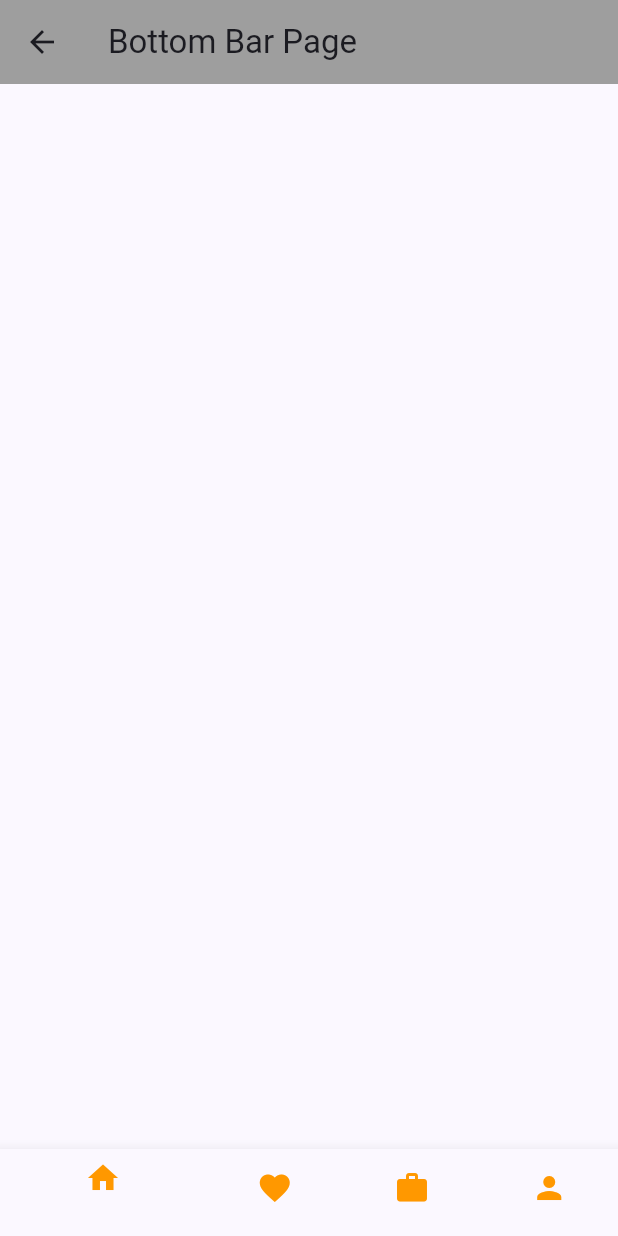
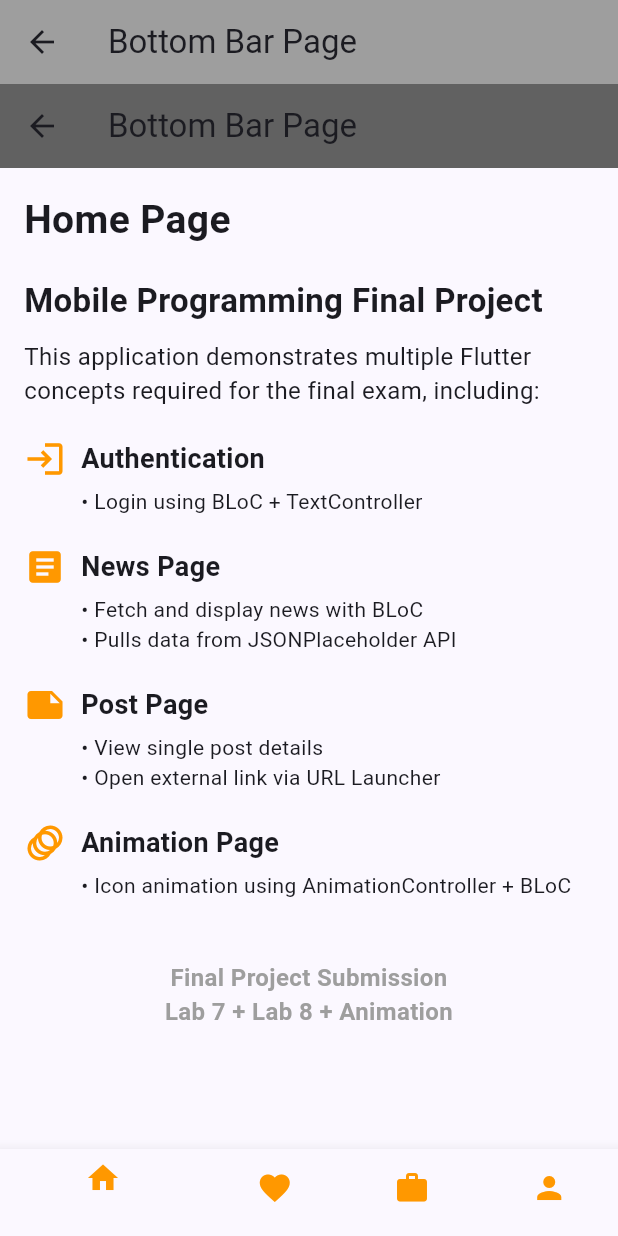
Before and after one commit to Liapp009/lab_9, a Flutter app: the BottomBarPage screen opened directly, on a phone screen of 412 x 824 dp. Run offline on Flutter 3.47's test engine with Material 3 defaults, Android fonts, the phone set to English and light mode, and no system bars; our stand-ins replace bloc, dio, easy_localization, equatable, flutter_bloc, retrofit; generated files the repository leaves out were written again; network calls fail.

Commit message:
Fix localization and update home page

```diff
--- a/lib/home/pages/home_page.dart
+++ b/lib/home/pages/home_page.dart
@@ -1,15 +1,120 @@
 import 'package:flutter/material.dart';
 
-class HomePage extends StatefulWidget {
+class HomeRepository {}
+
+class HomePage extends StatelessWidget {
   const HomePage({super.key});
 
   @override
-  State<HomePage> createState() => _HomePageState();
-}
-
-class _HomePageState extends State<HomePage> {
-  @override
   Widget build(BuildContext context) {
-    return Container();
+    return Scaffold(
+      appBar: AppBar(
+        title: const Text("Bottom Bar Page"),
+        backgroundColor: Colors.grey.shade700,
+      ),
+      body: SingleChildScrollView(
+        padding: const EdgeInsets.all(16),
+        child: Column(
+          crossAxisAlignment: CrossAxisAlignment.start,
+          children: [
+            const Text(
+              "Home Page",
+              style: TextStyle(
+                fontSize: 26,
+                fontWeight: FontWeight.bold,
+              ),
+            ),
+            const SizedBox(height: 20),
+            const Text(
+              "Mobile Programming Final Project",
+              style: TextStyle(
+                fontSize: 22,
+                fontWeight: FontWeight.bold,
+              ),
+            ),
+            const SizedBox(height: 10),
+            const Text(
+              "This application demonstrates multiple Flutter concepts required "
+              "for the final exam, including:",
+              style: TextStyle(fontSize: 16),
+            ),
+            const SizedBox(height: 20),
+            Row(
+              children: const [
+                Icon(Icons.login, color: Colors.orange, size: 28),
+                SizedBox(width: 10),
+                Text(
+                  "Authentication",
+                  style: TextStyle(fontSize: 18, fontWeight: FontWeight.bold),
+                ),
+              ],
+            ),
+            const Padding(
+              padding: EdgeInsets.only(left: 38.0, top: 4),
+              child: Text("• Login using BLoC + TextController"),
+            ),
+            const SizedBox(height: 20),
+            Row(
+              children: const [
+                Icon(Icons.article, color: Colors.orange, size: 28),
+                SizedBox(width: 10),
+                Text(
+                  "News Page",
+                  style: TextStyle(fontSize: 18, fontWeight: FontWeight.bold),
+                ),
+              ],
+            ),
+            const Padding(
+              padding: EdgeInsets.only(left: 38.0, top: 4),
+              child: Text(
+                  "• Fetch and display news with BLoC\n• Pulls data from JSONPlaceholder API"),
+            ),
+            const SizedBox(height: 20),
+            Row(
+              children: const [
+                Icon(Icons.note, color: Colors.orange, size: 28),
+                SizedBox(width: 10),
+                Text(
+                  "Post Page",
+                  style: TextStyle(fontSize: 18, fontWeight: FontWeight.bold),
+                ),
+              ],
+            ),
+            const Padding(
+              padding: EdgeInsets.only(left: 38.0, top: 4),
+              child: Text(
+                  "• View single post details\n• Open external link via URL Launcher"),
+            ),
+            const SizedBox(height: 20),
+            Row(
+              children: const [
+                Icon(Icons.animation, color: Colors.orange, size: 28),
+                SizedBox(width: 10),
+                Text(
+                  "Animation Page",
+                  style: TextStyle(fontSize: 18, fontWeight: FontWeight.bold),
+                ),
+              ],
+            ),
+            const Padding(
+              padding: EdgeInsets.only(left: 38.0, top: 4),
+              child: Text("• Icon animation using AnimationController + BLoC"),
+            ),
+            const SizedBox(height: 40),
+            const Center(
+              child: Text(
+                "Final Project Submission\nLab 7 + Lab 8 + Animation",
+                textAlign: TextAlign.center,
+                style: TextStyle(
+                  fontSize: 16,
+                  fontWeight: FontWeight.w600,
+                  color: Colors.grey,
+                ),
+              ),
+            ),
+          ],
+        ),
+      ),
+    );
   }
 }
--- a/lib/post/bloc/post_bloc.dart
+++ b/lib/post/bloc/post_bloc.dart
@@ -1,9 +1,7 @@
 import 'package:flutter_bloc/flutter_bloc.dart';
-import 'package:equatable/equatable.dart';
 import '../repository/post_repository.dart';
-
-part 'post_event.dart';
-part 'post_state.dart';
+import 'post_event.dart';
+import 'post_state.dart';
 
 class PostBloc extends Bloc<PostEvent, PostState> {
   final PostRepository repository;
--- a/lib/post/bloc/post_event.dart
+++ b/lib/post/bloc/post_event.dart
@@ -1,8 +1,3 @@
-part of 'post_bloc.dart';
-
-class PostEvent extends Equatable {
-  @override
-  List<Object?> get props => [];
-}
+abstract class PostEvent {}
 
 class LoadPostEvent extends PostEvent {}
--- a/lib/post/bloc/post_state.dart
+++ b/lib/post/bloc/post_state.dart
@@ -1,34 +1,17 @@
-part of 'post_bloc.dart';
+abstract class PostState {}
 
-abstract class PostState extends Equatable {
-  const PostState();
+class PostInitial extends PostState {}
 
-  @override
-  List<Object?> get props => [];
-}
-
-class PostInitial extends PostState {
-  const PostInitial();
-}
-
-class PostLoading extends PostState {
-  const PostLoading();
-}
+class PostLoading extends PostState {}
 
 class PostLoaded extends PostState {
-  final Map<String, dynamic> post;
+  final Map post;
 
-  const PostLoaded(this.post);
-
-  @override
-  List<Object?> get props => [post];
+  PostLoaded(this.post);
 }
 
 class PostError extends PostState {
   final String message;
 
-  const PostError(this.message);
-
-  @override
-  List<Object?> get props => [message];
+  PostError(this.message);
 }
--- a/lib/post/pages/post_page.dart
+++ b/lib/post/pages/post_page.dart
@@ -1,23 +1,85 @@
 import 'package:flutter/material.dart';
 import 'package:flutter_bloc/flutter_bloc.dart';
+import 'package:url_launcher/url_launcher.dart';
 
 import '../bloc/post_bloc.dart';
+import '../bloc/post_event.dart';
+import '../bloc/post_state.dart';
 
-class PostPage extends StatelessWidget {
+class PostPage extends StatefulWidget {
   const PostPage({super.key});
+
+  @override
+  State<PostPage> createState() => _PostPageState();
+}
+
+class _PostPageState extends State<PostPage>
+    with SingleTickerProviderStateMixin {
+  late AnimationController _controller;
+  late Animation<double> _fade;
+
+  @override
+  void initState() {
+    super.initState();
+
+    context.read<PostBloc>().add(LoadPostEvent());
+
+    _controller = AnimationController(
+      vsync: this,
+      duration: const Duration(milliseconds: 600),
+    );
+
+    _fade = CurvedAnimation(parent: _controller, curve: Curves.easeIn);
+  }
 
   @override
   Widget build(BuildContext context) {
     return Scaffold(
-      appBar: AppBar(title: const Text('Post Page')),
+      appBar: AppBar(title: const Text("Post Page")),
       body: BlocBuilder<PostBloc, PostState>(
         builder: (context, state) {
           if (state is PostLoading) {
             return const Center(child: CircularProgressIndicator());
           } else if (state is PostLoaded) {
-            return Padding(
-              padding: const EdgeInsets.all(16),
-              child: Text(state.post.toString()),
+            _controller.forward();
+
+            final post = state.post;
+
+            return FadeTransition(
+              opacity: _fade,
+              child: Padding(
+                padding: const EdgeInsets.all(16.0),
+                child: Card(
+                  elevation: 3,
+                  child: Padding(
+                    padding: const EdgeInsets.all(20),
+                    child: Column(
+                      crossAxisAlignment: CrossAxisAlignment.start,
+                      children: [
+                        Text(post['title'],
+                            style: const TextStyle(
+                                fontSize: 20, fontWeight: FontWeight.bold)),
+                        const SizedBox(height: 10),
+                        Text(post['body'],
+                            style: const TextStyle(fontSize: 16)),
+                        const SizedBox(height: 20),
+                        ElevatedButton(
+                          onPressed: () async {
+                            final url = Uri.parse(
+                                'https://jsonplaceholder.typicode.com/posts/1');
+
+                            if (await canLaunchUrl(url)) {
+                              launchUrl(url,
+                                  mode: LaunchMode.externalApplication);
+                            }
+                          },
+                          child: const Text("Open Post Link"),
+                        ),
+                      ],
+                    ),
+                  ),
+                ),
+              ),
             );
           } else if (state is PostError) {
             return Center(child: Text("Error: ${state.message}"));
--- a/lib/post/repository/post_repository.dart
+++ b/lib/post/repository/post_repository.dart
@@ -1,16 +1,12 @@
-import 'dart:convert';
-import 'package:http/http.dart' as http;
+import 'package:dio/dio.dart';
 
 class PostRepository {
-  final String _url = "https://jsonplaceholder.typicode.com/posts/1";
+  final Dio _dio = Dio();
 
   Future<Map<String, dynamic>> fetchPost() async {
-    final response = await http.get(Uri.parse(_url));
-
-    if (response.statusCode == 200) {
-      return jsonDecode(response.body) as Map<String, dynamic>;
-    } else {
-      throw Exception("Failed to load post");
-    }
+    final response = await _dio.get(
+      'https://jsonplaceholder.typicode.com/posts/1',
+    );
+    return response.data;
   }
 }
--- a/pubspec.yaml
+++ b/pubspec.yaml
@@ -18,6 +18,7 @@ dependencies:
   retrofit: ^3.0.1+1
   dio: ^4.0.6
   http: ^1.2.0
+  url_launcher: ^6.2.6
 
 dev_dependencies:
   flutter_test:
```
Also changed, not shown: pubspec.lock, 5 other files.
